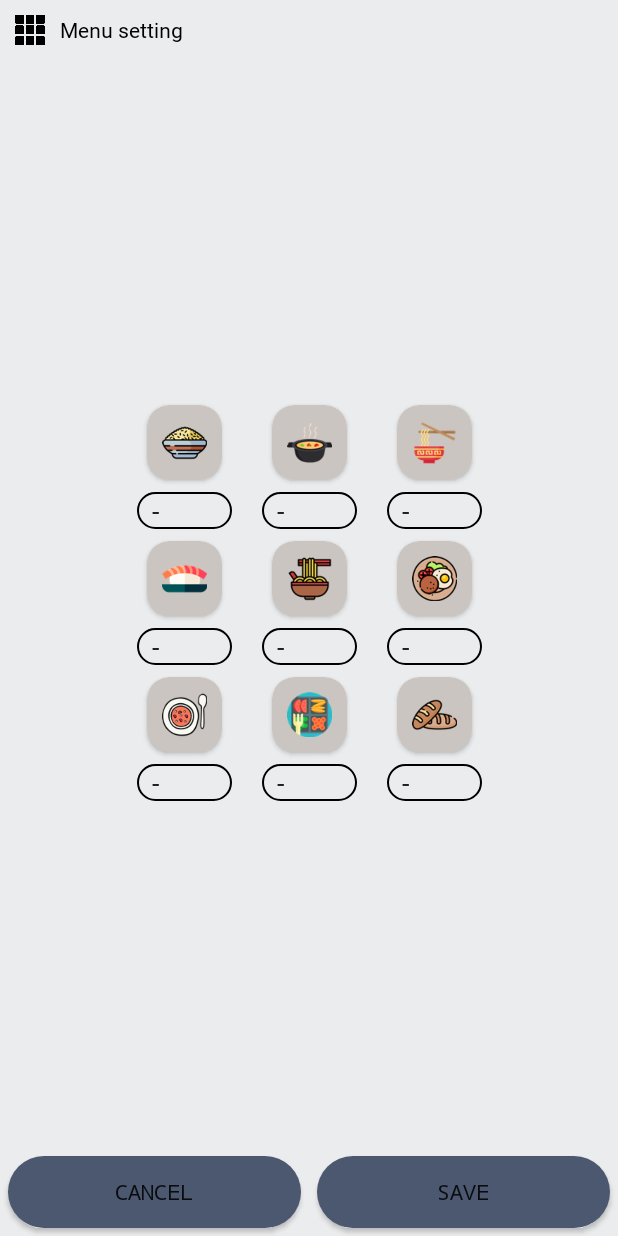
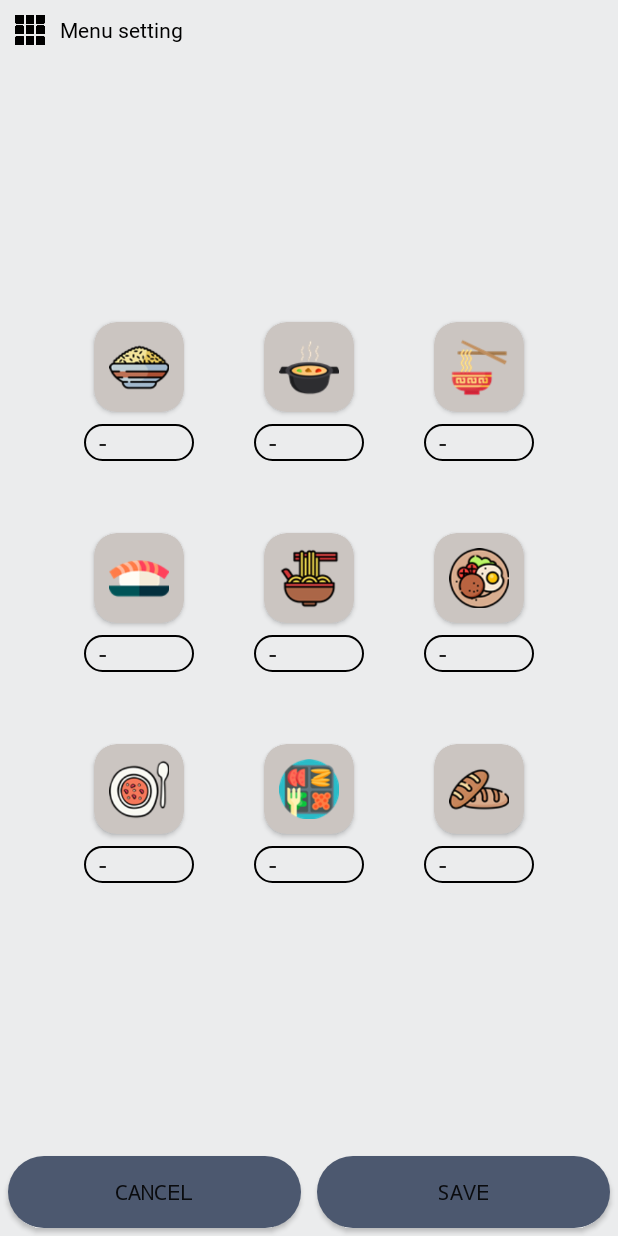
Before and after one commit to IamYeong/Android_TodayLunch, an Android app: the MenuDetail screen opened directly, with no data from a screen before it, after a tap on an icon or button, on a phone screen of 412 x 824 dp. Run offline under Robolectric (Android 15) with nearby library versions, the phone set to English and light mode, and no system bars; our stand-ins replace AdMob; Roboto replaces fonts that are not available here.

Commit message:
google play upload version

```diff
--- a/app/src/main/java/com/todaylunch/unknown/BackPressedDialog.java
+++ b/app/src/main/java/com/todaylunch/unknown/BackPressedDialog.java
@@ -76,7 +76,7 @@ public class BackPressedDialog {
 
     private void loadNativeAd() {
 
-        AdLoader.Builder builder = new AdLoader.Builder(context, "ca-app-pub-3940256099942544/2247696110");
+        AdLoader.Builder builder = new AdLoader.Builder(context, "ca-app-pub-8489601855107344/3448745136");
         builder.forUnifiedNativeAd(new UnifiedNativeAd.OnUnifiedNativeAdLoadedListener() {
             @Override
             public void onUnifiedNativeAdLoaded(UnifiedNativeAd unifiedNativeAd) {
--- a/app/src/main/java/com/todaylunch/unknown/fragment3.java
+++ b/app/src/main/java/com/todaylunch/unknown/fragment3.java
@@ -214,7 +214,7 @@ public class fragment3 extends Fragment {
 
 
         interstitialAd = new InterstitialAd(getContext());
-        interstitialAd.setAdUnitId("ca-app-pub-3940256099942544/1033173712");
+        interstitialAd.setAdUnitId("ca-app-pub-8489601855107344/4953398494");
         interstitialAd.loadAd(new AdRequest.Builder().build());
 
         interstitialAd.setAdListener(new AdListener() {
--- a/app/src/main/res/layout/adjust_grid_resource_edit.xml
+++ b/app/src/main/res/layout/adjust_grid_resource_edit.xml
@@ -5,8 +5,7 @@
     android:layout_width="wrap_content"
     android:layout_height="wrap_content"
     android:gravity="center"
-    android:layout_marginLeft="10dp"
-    android:layout_marginRight="10dp"
+    android:layout_margin="20dp"
     >
 
     <androidx.cardview.widget.CardView
@@ -20,8 +19,8 @@
         <ImageView
             android:src="@mipmap/ic_launcher_round"
             android:id="@+id/img_adjust_grid"
-            android:layout_width="30dp"
-            android:layout_height="30dp"
+            android:layout_width="40dp"
+            android:layout_height="40dp"
             android:layout_gravity="center"
             android:layout_margin="10dp"
             />
--- a/app/src/main/res/layout/fragment1_grid_resource.xml
+++ b/app/src/main/res/layout/fragment1_grid_resource.xml
@@ -18,8 +18,8 @@
         <ImageView
             android:src="@mipmap/ic_launcher_round"
             android:id="@+id/img_fragment1_grid"
-            android:layout_width="30dp"
-            android:layout_height="30dp"
+            android:layout_width="40dp"
+            android:layout_height="40dp"
             android:layout_gravity="center"
             android:layout_margin="10dp"
             />
--- a/app/src/main/res/values/strings.xml
+++ b/app/src/main/res/values/strings.xml
@@ -63,6 +63,7 @@
     <string name="toast_check_list">Please add store list</string>
     <string name="toast_check_link">Please check URL</string>
     <string name="toast_developing">Please wait for ready</string>
+    <string name="toast_retry">Please make the right choice</string>
 
     <string name="dialog_delete">Delete this menu?</string>
 
```
Also changed, not shown: app/src/main/java/com/todaylunch/unknown/MyAdapter_Design.java (+13 -5 lines), 3 other files.
